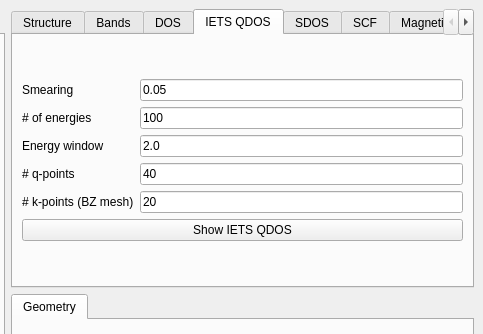
Before: the Qt Designer form interface-pyqt/3d/interface.ui in joselado/quantum-lattice, drawn with Qt 5; both pictures show x 467 to 950 and y 0 to 334 of the 950 by 659 pixel window.
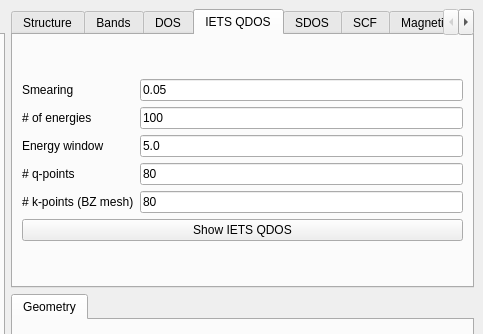
After: the same form once the commit is applied. The open tabs and pages were chosen to show the change. Custom widgets are drawn as their Qt base class.

Commit message:
Bump IETS QDOS defaults: nq/nk to 80, energy window to 5.0
Claude-Session: https://claude.ai/code/session_012fL8wwuicuNy2k5fzsptqR

What changed in the file:
```diff
--- a/interface-pyqt/3d/interface.ui
+++ b/interface-pyqt/3d/interface.ui
@@ -456,7 +456,7 @@
           <item row="2" column="1">
            <widget class="LineEdit" name="window_iets">
             <property name="text">
-             <string>2.0</string>
+             <string>5.0</string>
             </property>
            </widget>
           </item>
@@ -470,7 +470,7 @@
           <item row="3" column="1">
            <widget class="LineEdit" name="nq_iets">
             <property name="text">
-             <string>40</string>
+             <string>80</string>
             </property>
            </widget>
           </item>
@@ -484,7 +484,7 @@
           <item row="4" column="1">
            <widget class="LineEdit" name="nk_iets">
             <property name="text">
-             <string>20</string>
+             <string>80</string>
             </property>
            </widget>
           </item>
```
The commit also changes 5 other files.
